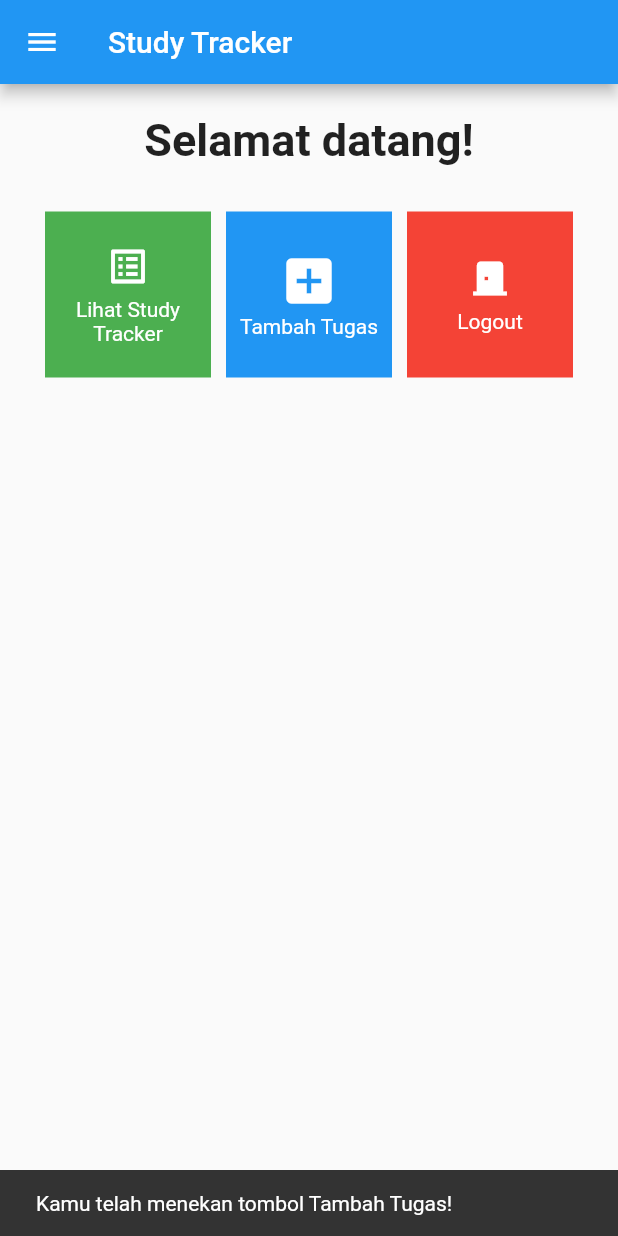
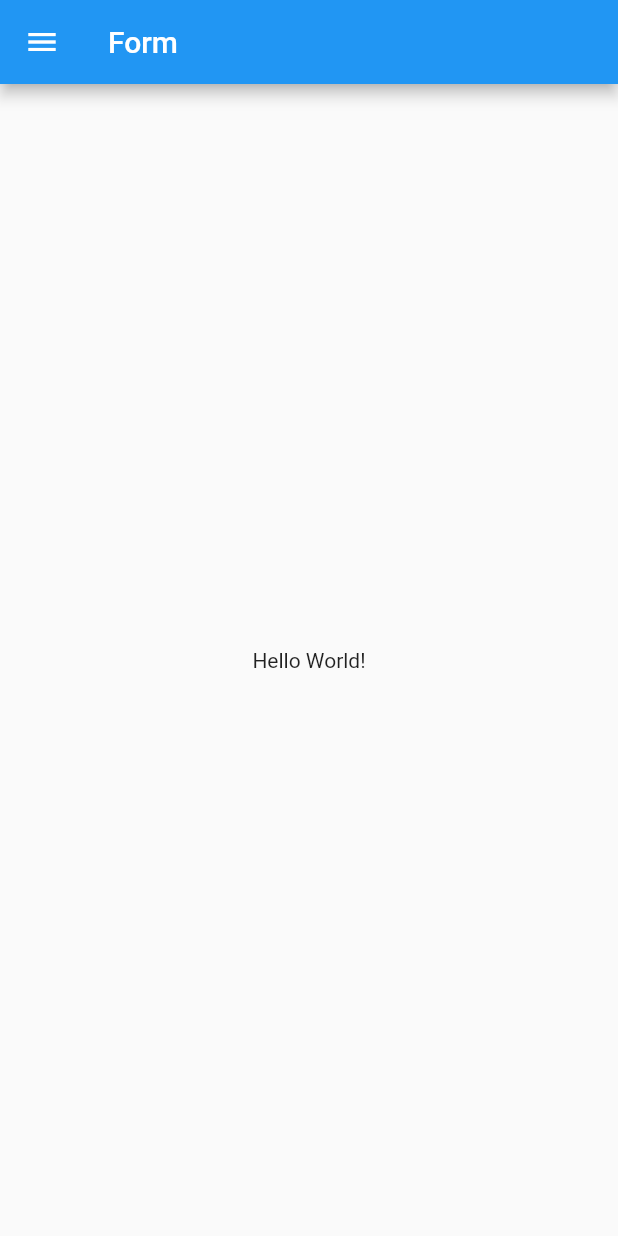
Before and after one commit to kemalhanan/Tugas-PBP-Flutter, a Flutter app: the screen it shows after launch, after a tap on "Tambah Tugas", on a phone screen of 412 x 824 dp. Run offline on Flutter 3.47's test engine with Material 2 defaults, Android fonts, the phone set to English and light mode, and no system bars.

Commit message:
Membuat Halaman Form

```diff
--- /dev/null
+++ b/lib/pages/form.dart
@@ -0,0 +1,30 @@
+import 'package:study_tracker/pages/widgets/drawer.dart';
+import 'package:flutter/material.dart';
+import 'package:flutter/services.dart';
+
+class MyFormPage extends StatefulWidget {
+  const MyFormPage({super.key});
+
+  @override
+  State<MyFormPage> createState() => _MyFormPageState();
+}
+
+class _MyFormPageState extends State<MyFormPage> {
+  @override
+  Widget build(BuildContext context) {
+    return Scaffold(
+      appBar: AppBar(
+        title: Text('Form'),
+      ),
+      drawer: const DrawerMenu(),
+      body: Center(
+        child: Column(
+          mainAxisAlignment: MainAxisAlignment.center,
+          children: <Widget>[
+            Text('Hello World!'),
+          ],
+        ),
+      ),
+    );
+  }
+}
--- a/lib/pages/menu.dart
+++ b/lib/pages/menu.dart
@@ -1,5 +1,6 @@
 import 'package:flutter/material.dart';
 import 'package:study_tracker/pages/widgets/drawer.dart';
+import 'package:study_tracker/pages/form.dart';
 
 class MyHomePage extends StatelessWidget {
   const MyHomePage({Key? key}) : super(key: key);
@@ -82,11 +83,10 @@ class MyHomePage extends StatelessWidget {
                     color: Colors.blue,
                     child: InkWell(
                       onTap: () {
-                        ScaffoldMessenger.of(context)
-                          ..hideCurrentSnackBar()
-                          ..showSnackBar(const SnackBar(
-                              content: Text(
-                                  "Kamu telah menekan tombol Tambah Tugas!")));
+                        Navigator.pushReplacement(
+                            context,
+                            MaterialPageRoute(
+                                builder: (context) => const MyFormPage()));
                       },
                       child: Container(
                         padding: const EdgeInsets.all(8),
--- a/lib/pages/widgets/drawer.dart
+++ b/lib/pages/widgets/drawer.dart
@@ -1,5 +1,6 @@
 import 'package:study_tracker/pages/menu.dart';
 import 'package:flutter/material.dart';
+import 'package:study_tracker/pages/form.dart';
 
 class DrawerMenu extends StatelessWidget {
   const DrawerMenu({Key? key}) : super(key: key);
```
